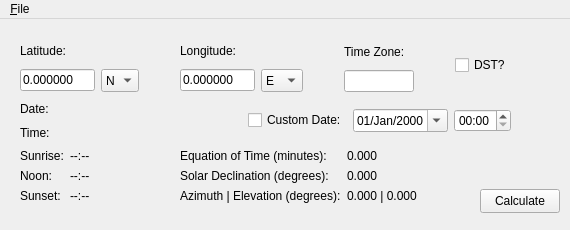
Above: src/MainWindow.ui from codymj/SolarCalculator before the change. Below: the same form after it.
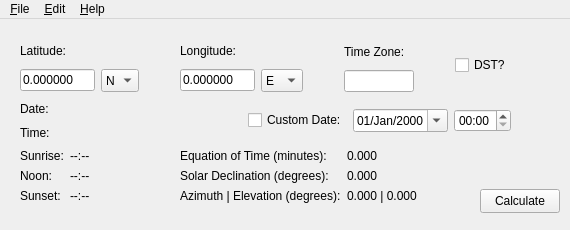
That is the form after the change.

Commit message: Create EditLocationDlg and some formatting

```diff
--- a/src/MainWindow.ui
+++ b/src/MainWindow.ui
@@ -504,9 +504,26 @@
     <property name="title">
      <string>&amp;File</string>
     </property>
-    <addaction name="actionClose"/>
+    <addaction name="action_Load_Location"/>
+    <addaction name="action_Save_Location"/>
+    <addaction name="separator"/>
+    <addaction name="closeAction"/>
+   </widget>
+   <widget class="QMenu" name="menu_Edit">
+    <property name="title">
+     <string>&amp;Edit</string>
+    </property>
+    <addaction name="action_Locations"/>
+   </widget>
+   <widget class="QMenu" name="menu_Help">
+    <property name="title">
+     <string>&amp;Help</string>
+    </property>
+    <addaction name="action_About"/>
    </widget>
    <addaction name="menu_File"/>
+   <addaction name="menu_Edit"/>
+   <addaction name="menu_Help"/>
   </widget>
   <action name="actionClose">
    <property name="text">
```
Left out of the diff: 22 changed lines with no effect on the pictures. The commit also changes 10 other files.
